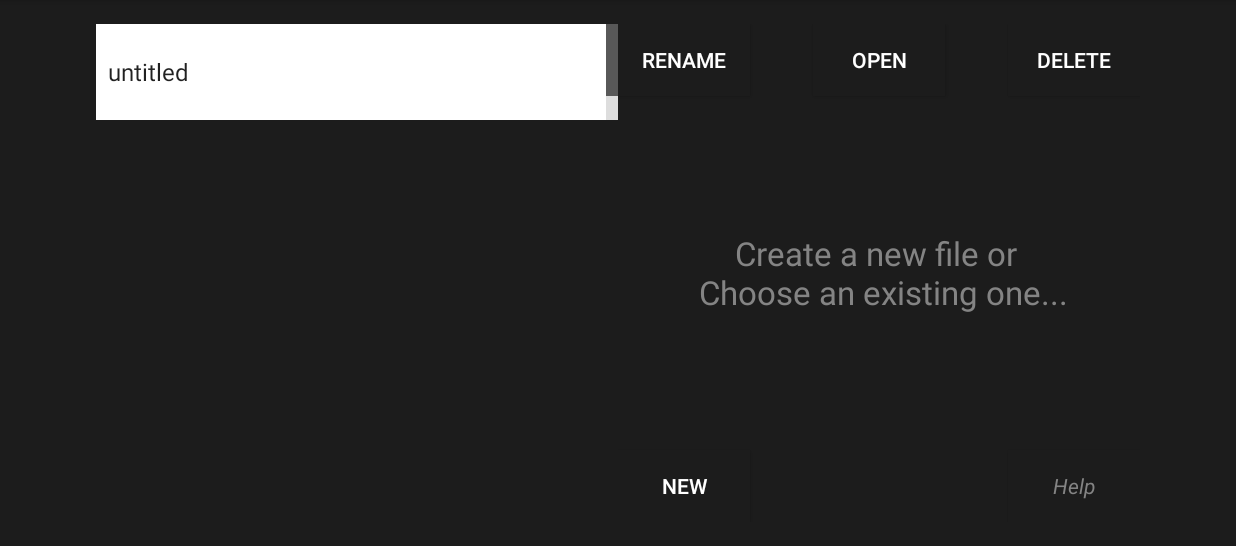
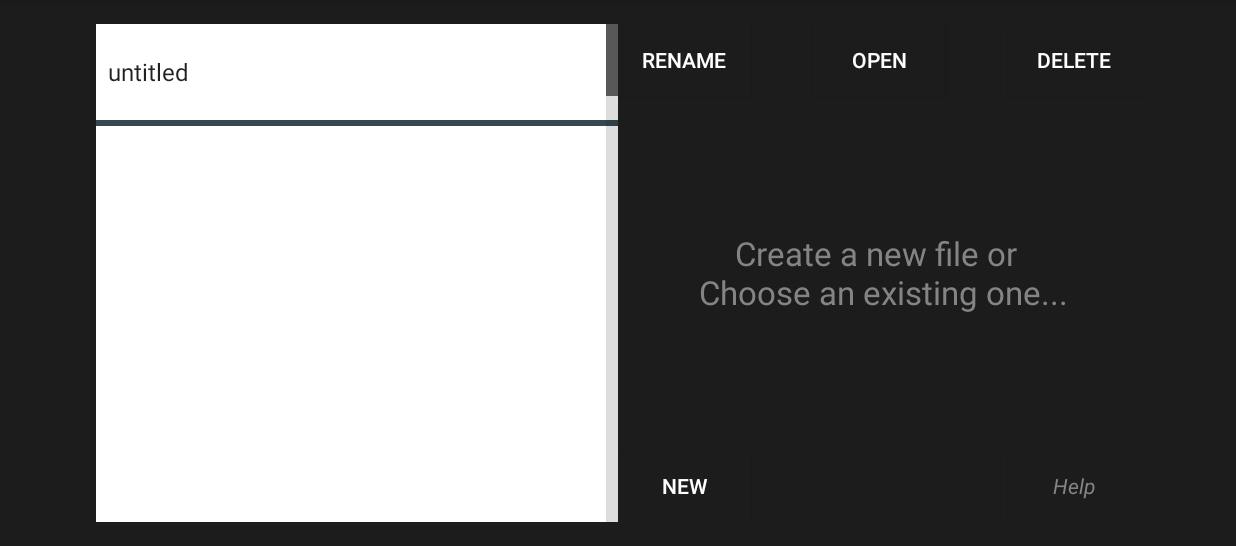
Before and after one commit to khoaltn/TexMob, an Android app: the screen it shows after launch (Home), after a tap on "OPEN", on a phone screen of 824 x 412 dp (held sideways), the part 72-618 px from its top. Run offline under Robolectric (Android 15) with nearby library versions, the phone set to English and light mode, and no system bars.

Commit message:
New layouts

```diff
--- a/app/src/main/java/com/ebookfrenzy/finalproject/Home.java
+++ b/app/src/main/java/com/ebookfrenzy/finalproject/Home.java
@@ -1,6 +1,5 @@
 package com.ebookfrenzy.finalproject;
 
-import android.content.Context;
 import android.content.Intent;
 import android.os.Environment;
 import android.support.v7.app.ActionBarActivity;
@@ -9,13 +8,11 @@ import android.view.Menu;
 import android.view.MenuItem;
 import android.view.View;
 import android.widget.ArrayAdapter;
-import android.widget.Button;
 import android.widget.ListView;
 import android.widget.TextView;
 import android.widget.Toast;
 
 import java.io.File;
-import java.io.FileOutputStream;
 import java.util.ArrayList;
 
 
@@ -23,7 +20,7 @@ public class Home extends ActionBarActivity {
 
     public static File currentFile;
 
-    public ListView listView;
+    public ListView list;
 
     public final static String EXTRA_MESSAGE = "com.ebookfrenzy.finalproject.MESSAGE";
 
@@ -32,12 +29,14 @@ public class Home extends ActionBarActivity {
         super.onCreate(savedInstanceState);
         setContentView(R.layout.activity_home);
 
-        listView = (ListView) findViewById(R.id.list);
+        list = (ListView) findViewById(R.id.list);
         ArrayList<String> myFiles = new ArrayList<>();
 
         File directory;
 
         // Try to save file on External Storage. If unavailable, then save file on Internal Storage.
+        // On emulator, the external storage does not really work, so for now we stick with the internal storage.
+
         /*if (isExternalStorageReadable() && isExternalStorageWritable()) {
             directory = new File(Environment.getExternalStoragePublicDirectory(Environment.DIRECTORY_DOCUMENTS).getPath(), "TexMob");
         }
@@ -61,7 +60,7 @@ public class Home extends ActionBarActivity {
         ArrayAdapter<String> adapter = new ArrayAdapter<String>(this,
                 android.R.layout.simple_selectable_list_item, myFiles);
 
-        listView.setAdapter(adapter);
+        list.setAdapter(adapter);
     }
 
 
@@ -78,20 +77,22 @@ public class Home extends ActionBarActivity {
 
     // Called when the user presses Open.
     public void openExisting(View v) {
-        listView = (ListView) findViewById(R.id.list);
+        list = (ListView) findViewById(R.id.list);
+
         // Add code to open existing file
-            TextView selectedFile = (TextView) listView.getSelectedItem();
+        TextView selectedFile = (TextView) list.getChildAt(list.getCheckedItemPosition());
 
-            if (selectedFile != null) {
+        if (selectedFile == null || selectedFile.getText().toString().equals("No files found")) {
+            Toast toast = Toast.makeText(getApplicationContext(),
+                    "Please choose an existing file or create a new one.", Toast.LENGTH_LONG);
+            toast.show();
+        }
+        else {
             currentFile = new File(getApplicationContext().getFilesDir(), selectedFile.getText().toString());
 
             Intent intent = new Intent(this, Edit.class);
             intent.putExtra(EXTRA_MESSAGE, currentFile.getName());
             startActivity(intent);
-            }
-            else {
-                Toast toast = Toast.makeText(getApplicationContext(), "Please choose an existing file on your left.", Toast.LENGTH_SHORT);
-                toast.show();
         }
 
     }
@@ -131,7 +132,6 @@ public class Home extends ActionBarActivity {
         if (id == R.id.action_settings) {
             return true;
         }
-
         return super.onOptionsItemSelected(item);
     }
 
--- a/app/src/main/res/layout/activity_home.xml
+++ b/app/src/main/res/layout/activity_home.xml
@@ -10,7 +10,7 @@
 
         <ListView
             android:layout_width="0dp"
-            android:layout_height="wrap_content"
+            android:layout_height="fill_parent"
             android:id="@+id/list"
             android:layout_weight="1"
             android:scrollingCache="true"
@@ -18,8 +18,10 @@
             android:choiceMode="singleChoice"
             android:background="#FFFFFF"
             android:clickable="true"
-            android:listSelector="@color/material_blue_grey_800"
-            android:fastScrollAlwaysVisible="true" />
+            android:listSelector="#848484"
+            android:fastScrollAlwaysVisible="true"
+            android:divider="@color/material_blue_grey_800"
+            android:dividerHeight="@dimen/abc_control_inset_material" />
 
         <GridLayout
             android:layout_width="0dp"
```
Also changed, not shown: 1 other file. Lines whose indentation alone changed are shown as unchanged.
